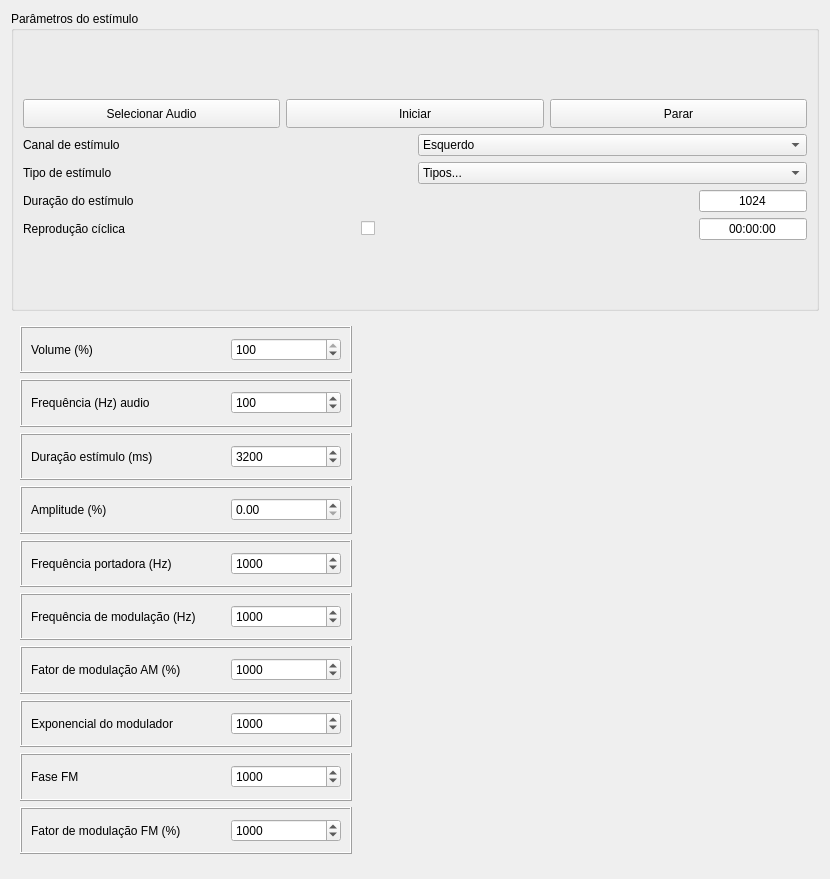
The window that components/side/sidePanel.ui (EmanuelleHelt/Interface_est) describes before a commit, drawn with Qt 5.
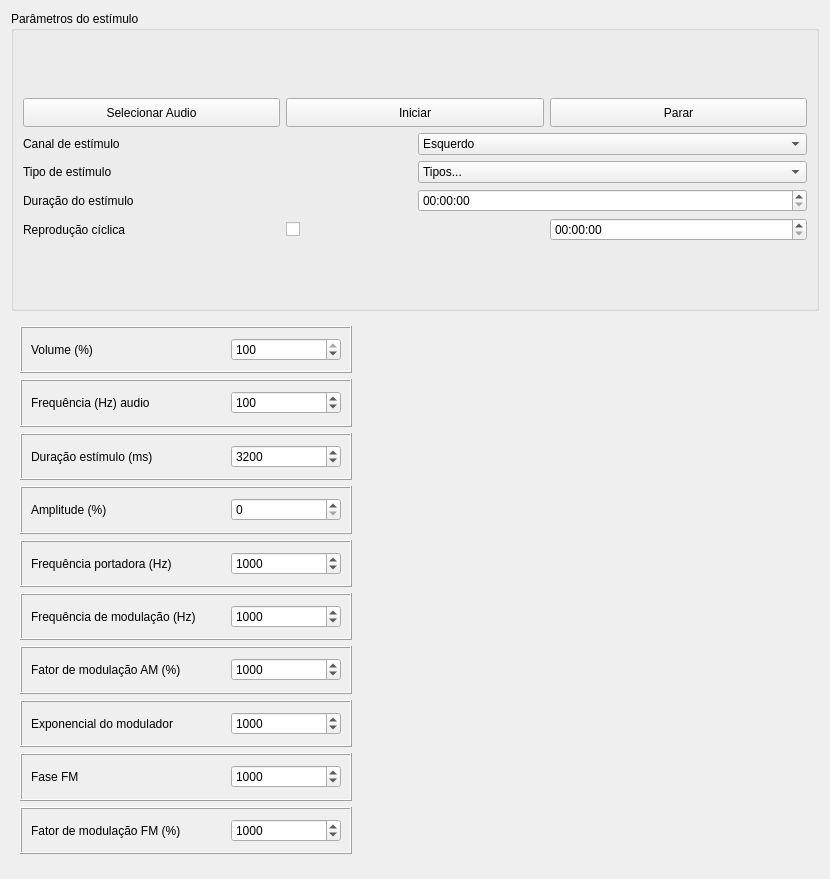
The same window after the commit.

The edit to the form file:
```diff
--- a/components/side/sidePanel.ui
+++ b/components/side/sidePanel.ui
@@ -132,20 +132,7 @@
            </widget>
           </item>
           <item>
-           <widget class="QLineEdit" name="spinDuracaoEstimulo">
-            <property name="sizePolicy">
-             <sizepolicy hsizetype="Fixed" vsizetype="Fixed">
-              <horstretch>0</horstretch>
-              <verstretch>0</verstretch>
-             </sizepolicy>
-            </property>
-            <property name="text">
-             <string>1024</string>
-            </property>
-            <property name="alignment">
-             <set>Qt::AlignmentFlag::AlignCenter</set>
-            </property>
-           </widget>
+           <widget class="QTimeEdit" name="spinDuracaoEstimulo"/>
           </item>
          </layout>
         </item>
@@ -166,20 +153,7 @@
            </widget>
           </item>
           <item>
-           <widget class="QLineEdit" name="timeReproducaoCiclica">
-            <property name="sizePolicy">
-             <sizepolicy hsizetype="Fixed" vsizetype="Fixed">
-              <horstretch>0</horstretch>
-              <verstretch>0</verstretch>
-             </sizepolicy>
-            </property>
-            <property name="text">
-             <string>00:00:00</string>
-            </property>
-            <property name="alignment">
-             <set>Qt::AlignmentFlag::AlignCenter</set>
-            </property>
-           </widget>
+           <widget class="QTimeEdit" name="timeReproducaoCiclica"/>
           </item>
          </layout>
         </item>
@@ -391,16 +365,22 @@
           </widget>
          </item>
          <item>
-          <widget class="QDoubleSpinBox" name="spinAmplitude">
+          <widget class="QSpinBox" name="spinAmplitude">
+           <property name="sizePolicy">
+            <sizepolicy hsizetype="Minimum" vsizetype="Fixed">
+             <horstretch>0</horstretch>
+             <verstretch>0</verstretch>
+            </sizepolicy>
+           </property>
            <property name="minimumSize">
             <size>
-             <width>110</width>
+             <width>90</width>
              <height>0</height>
             </size>
            </property>
            <property name="maximumSize">
             <size>
-             <width>90</width>
+             <width>110</width>
              <height>16777215</height>
             </size>
            </property>
```
